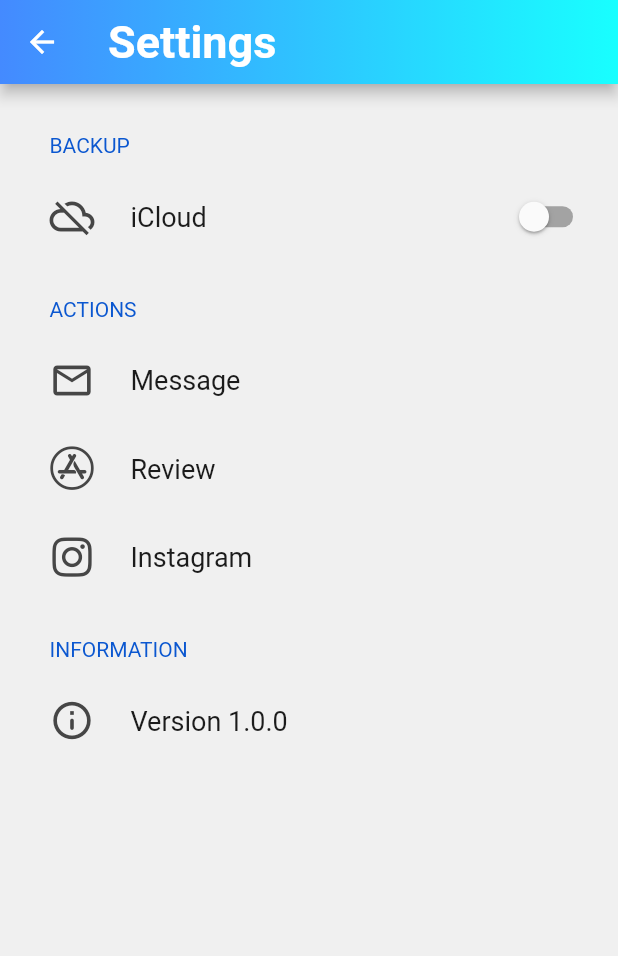
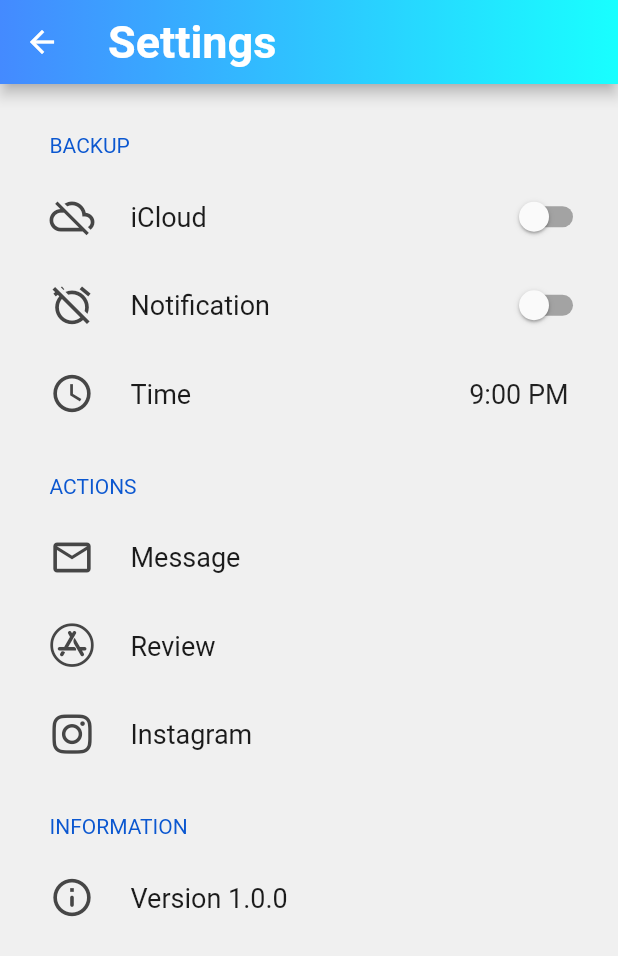
Before and after one commit to hiroshield/colorich, a Flutter app: the Settings screen opened directly, on a phone screen of 412 x 824 dp. Shown: the top 956 px of the screen. Run offline on Flutter 3.47's test engine with Material 2 defaults, Android fonts, the phone set to English and light mode, and no system bars; drawn by our look-alikes of settings_ui; our stand-ins replace font_awesome_flutter, modal_bottom_sheet, new_gradient_app_bar, simple_shadow; missing offline and left inert: cyclop; Roboto replaces fonts that are missing (KleeOne).

Commit message:
通知可能ボタンと、通知時間設定機能を追加。 この後、デバイスに通知許可を求める機能と、通知をする機能を実装する予定。

```diff
--- a/lib/settings.dart
+++ b/lib/settings.dart
@@ -16,6 +16,7 @@
 
 class _SettingsState extends State<Settings> {
   bool backup = false;
+  bool notification = false;
   final urlApp = 'https://apps.apple.com/jp/app/minimaru/id1577885243';
   //URLを後で変える
   final urlIns = 'https://www.instagram.com/hiroshu_diary';
@@ -30,6 +31,20 @@
   }
 
   final mailAddress = 'hiroshu.diary@mail.com';
+  TimeOfDay _time = const TimeOfDay(hour: 21, minute: 00);
+
+  void _selectTime() async {
+    final TimeOfDay? newTime = await showTimePicker(
+      context: context,
+      initialTime: _time,
+      initialEntryMode: TimePickerEntryMode.input,
+    );
+    if (newTime != null) {
+      setState(() {
+        _time = newTime;
+      });
+    }
+  }
 
   @override
   Widget build(BuildContext context) {
@@ -76,6 +91,46 @@
                     }
                   });
                 },
+              ),
+              SettingsTile.switchTile(
+                title: 'Notification',
+                titleTextStyle: const TextStyle(fontSize: 18),
+                leading: Icon(
+                  notification == false
+                      ? Icons.alarm_off_outlined
+                      : Icons.alarm_on_outlined,
+                  size: 30,
+                ),
+                switchValue: notification,
+                onToggle: (bool value) {
+                  setState(() {
+                    if (notification == false) {
+                      notification = true;
+                    } else {
+                      notification = false;
+                    }
+                  });
+                },
+              ),
+              SettingsTile(
+                title: 'Time',
+                titleTextStyle: const TextStyle(fontSize: 18),
+                leading: const Icon(
+                  Icons.watch_later_outlined,
+                  size: 30,
+                ),
+                trailing: GestureDetector(
+                  onTap: _selectTime,
+                  child: Padding(
+                    padding: const EdgeInsets.only(right: 8.0),
+                    child: Text(
+                      ' ${_time.format(context)}',
+                      style: const TextStyle(
+                        fontSize: 18,
+                      ),
+                    ),
+                  ),
+                ),
               ),
             ],
           ),
```
